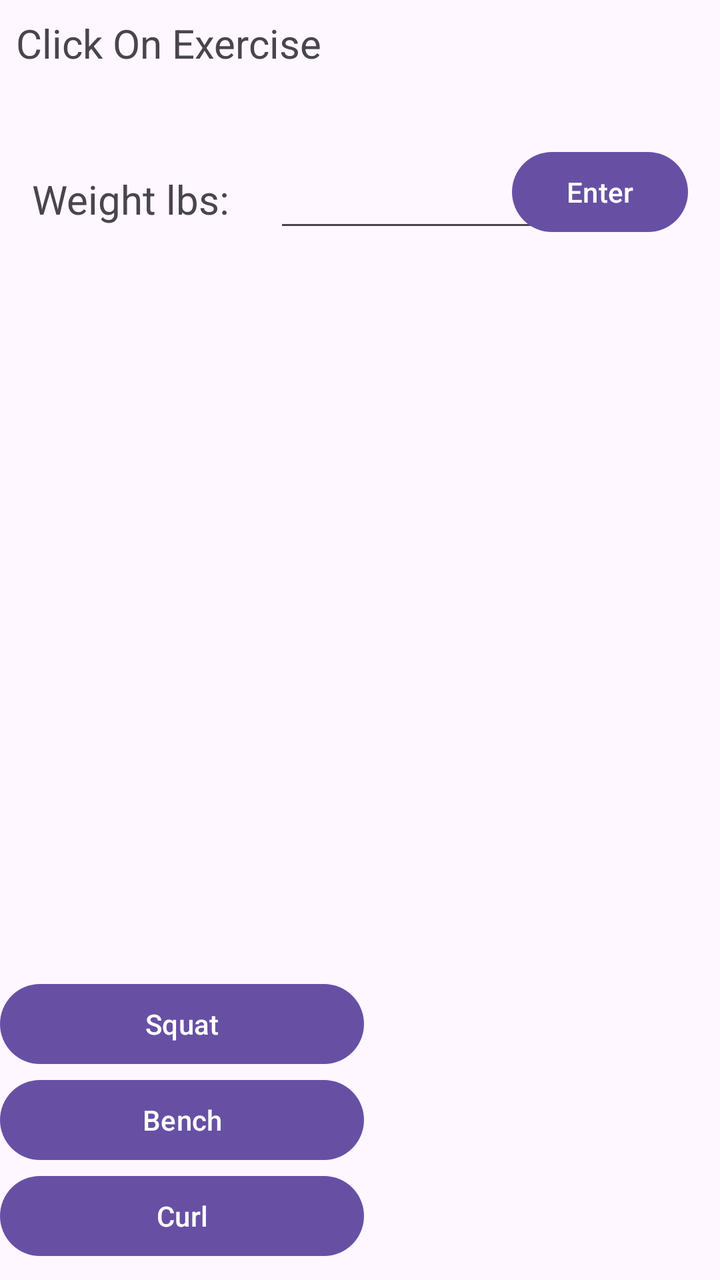
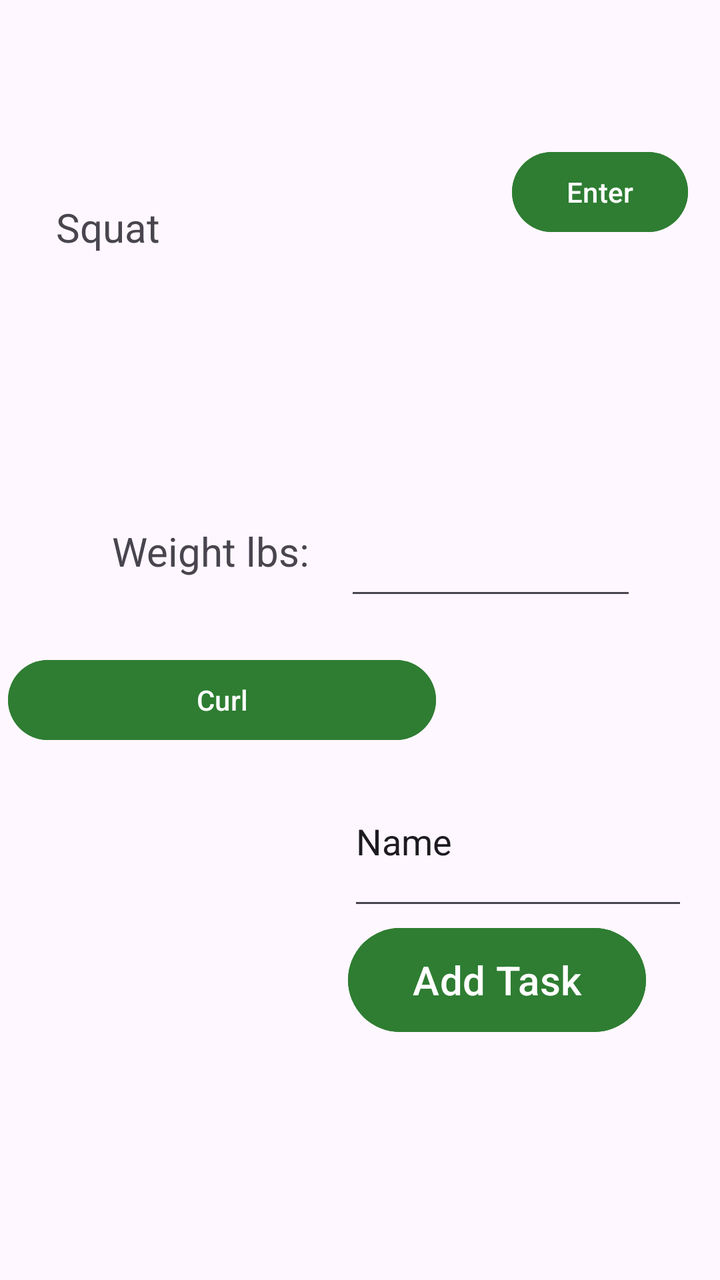

Two renders of the same Android screen: before a commit and after it. Below are the layout's source before the change and the commit's diff.
<!-- AndroidManifest.xml: application theme Theme.Thriveapp -->
<!-- res/layout/activity_goal_tracking.xml -->
<?xml version="1.0" encoding="utf-8"?>
<androidx.constraintlayout.widget.ConstraintLayout xmlns:android="http://schemas.android.com/apk/res/android"
    xmlns:app="http://schemas.android.com/apk/res-auto"
    xmlns:tools="http://schemas.android.com/tools"
    android:id="@+id/main"
    android:layout_width="match_parent"
    android:layout_height="match_parent"
    tools:context=".GoalTracking">

    <ScrollView
        android:layout_width="182dp"
        android:layout_height="0dp"
        android:layout_marginBottom="8dp"
        app:layout_constraintBottom_toBottomOf="parent"
        tools:layout_editor_absoluteX="8dp">

        <LinearLayout
            android:layout_width="match_parent"
            android:layout_height="wrap_content"
            android:orientation="vertical">

            <Button
                android:id="@+id/button2"
                android:layout_width="match_parent"
                android:layout_height="wrap_content"
                android:onClick="ClickedExercise"
                android:text="Squat" />

            <Button
                android:id="@+id/button3"
                android:layout_width="match_parent"
                android:layout_height="wrap_content"
                android:onClick="ClickedExercise"
                android:text="Bench" />

            <Button
                android:id="@+id/button4"
                android:layout_width="match_parent"
                android:layout_height="wrap_content"
                android:onClick="ClickedExercise"
                android:text="Curl" />

        </LinearLayout>
    </ScrollView>

    <TextView
        android:id="@+id/ExerciseName"
        android:layout_width="168dp"
        android:layout_height="38dp"
        android:layout_marginStart="8dp"
        android:layout_marginTop="8dp"
        android:text="Click On Exercise"
        android:textSize="20sp"
        app:layout_constraintStart_toStartOf="parent"
        app:layout_constraintTop_toTopOf="parent" />

    <TextView
        android:id="@+id/textView5"
        android:layout_width="112dp"
        android:layout_height="39dp"
        android:layout_marginStart="16dp"
        android:layout_marginTop="40dp"
        android:text="Weight lbs: "
        android:textSize="20sp"
        app:layout_constraintStart_toStartOf="parent"
        app:layout_constraintTop_toBottomOf="@+id/ExerciseName" />

    <EditText
        android:id="@+id/DataField"
        android:layout_width="146dp"
        android:layout_height="45dp"
        android:layout_marginStart="8dp"
        android:layout_marginTop="76dp"
        android:layout_marginEnd="60dp"
        android:ems="10"
        android:inputType="number"
        app:layout_constraintEnd_toEndOf="parent"
        app:layout_constraintHorizontal_bias="0.064"
        app:layout_constraintStart_toEndOf="@+id/textView5"
        app:layout_constraintTop_toTopOf="parent" />

    <Button
        android:id="@+id/button"
        android:layout_width="wrap_content"
        android:layout_height="wrap_content"
        android:layout_marginTop="72dp"
        android:layout_marginEnd="16dp"
        android:onClick="InformationAdded"
        android:text="Enter"
        android:textColorLink="#02FA13"
        app:layout_constraintEnd_toEndOf="parent"
        app:layout_constraintTop_toTopOf="parent" />

</androidx.constraintlayout.widget.ConstraintLayout>
<!-- resources referenced by this layout -->
<resources>
  <style name="Theme.Thriveapp" parent="Base.Theme.Thriveapp" />
  <style name="Base.Theme.Thriveapp" parent="Theme.Material3.DayNight.NoActionBar">
          
          
      </style>
</resources>

<!-- the commit's change to res/layout/activity_goal_tracking.xml (unified diff, before → after) -->
@@ -8,35 +8,29 @@
     tools:context=".GoalTracking">
 
     <ScrollView
-        android:layout_width="182dp"
-        android:layout_height="0dp"
-        android:layout_marginBottom="8dp"
+        android:id="@+id/constraint"
+        android:layout_width="214dp"
+        android:layout_height="202dp"
+        android:layout_marginStart="4dp"
+        android:layout_marginBottom="112dp"
         app:layout_constraintBottom_toBottomOf="parent"
-        tools:layout_editor_absoluteX="8dp">
+        app:layout_constraintStart_toStartOf="parent">
 
         <LinearLayout
+            android:id="@+id/buttonContainer"
             android:layout_width="match_parent"
             android:layout_height="wrap_content"
-            android:orientation="vertical">
+            android:animateLayoutChanges="true"
+            android:isScrollContainer="true"
+            android:orientation="vertical"
+            android:scrollbarAlwaysDrawVerticalTrack="true"
+            android:scrollbars="vertical">
 
             <Button
-                android:id="@+id/button2"
+                android:id="@+id/button15"
                 android:layout_width="match_parent"
                 android:layout_height="wrap_content"
-                android:onClick="ClickedExercise"
-                android:text="Squat" />
-
-            <Button
-                android:id="@+id/button3"
-                android:layout_width="match_parent"
-                android:layout_height="wrap_content"
-                android:onClick="ClickedExercise"
-                android:text="Bench" />
-
-            <Button
-                android:id="@+id/button4"
-                android:layout_width="match_parent"
-                android:layout_height="wrap_content"
+                android:backgroundTint="@color/primary_green"
                 android:onClick="ClickedExercise"
                 android:text="Curl" />
 
@@ -47,9 +41,9 @@
         android:id="@+id/ExerciseName"
         android:layout_width="168dp"
         android:layout_height="38dp"
-        android:layout_marginStart="8dp"
-        android:layout_marginTop="8dp"
-        android:text="Click On Exercise"
+        android:layout_marginStart="28dp"
+        android:layout_marginTop="100dp"
+        android:text="Squat"
         android:textSize="20sp"
         app:layout_constraintStart_toStartOf="parent"
         app:layout_constraintTop_toTopOf="parent" />
@@ -58,8 +52,8 @@
         android:id="@+id/textView5"
         android:layout_width="112dp"
         android:layout_height="39dp"
-        android:layout_marginStart="16dp"
-        android:layout_marginTop="40dp"
+        android:layout_marginStart="56dp"
+        android:layout_marginTop="124dp"
         android:text="Weight lbs: "
         android:textSize="20sp"
         app:layout_constraintStart_toStartOf="parent"
@@ -70,12 +64,12 @@
         android:layout_width="146dp"
         android:layout_height="45dp"
         android:layout_marginStart="8dp"
-        android:layout_marginTop="76dp"
+        android:layout_marginTop="260dp"
         android:layout_marginEnd="60dp"
         android:ems="10"
         android:inputType="number"
         app:layout_constraintEnd_toEndOf="parent"
-        app:layout_constraintHorizontal_bias="0.064"
+        app:layout_constraintHorizontal_bias="0.172"
         app:layout_constraintStart_toEndOf="@+id/textView5"
         app:layout_constraintTop_toTopOf="parent" />
 
@@ -85,10 +79,45 @@
         android:layout_height="wrap_content"
         android:layout_marginTop="72dp"
         android:layout_marginEnd="16dp"
+        android:backgroundTint="@color/primary_green"
         android:onClick="InformationAdded"
         android:text="Enter"
         android:textColorLink="#02FA13"
         app:layout_constraintEnd_toEndOf="parent"
         app:layout_constraintTop_toTopOf="parent" />
 
+    <LinearLayout
+        android:layout_width="170dp"
+        android:layout_height="246dp"
+        android:layout_marginEnd="16dp"
+        android:layout_marginBottom="16dp"
+        android:orientation="vertical"
+        app:layout_constraintBottom_toBottomOf="parent"
+        app:layout_constraintEnd_toEndOf="parent">
+
+        <EditText
+            android:id="@+id/editTextText"
+            android:layout_width="wrap_content"
+            android:layout_height="wrap_content"
+            android:layout_weight="1"
+            android:ems="10"
+            android:inputType="text"
+            android:text="Name" />
+
+        <Button
+            android:id="@+id/addTaskButton"
+            android:layout_width="149dp"
+            android:layout_height="60dp"
+            android:layout_marginEnd="60dp"
+            android:layout_marginBottom="104dp"
+            android:backgroundTint="@color/primary_green"
+            android:onClick="addTask"
+            android:text="Add Task"
+            android:textAlignment="center"
+            android:textDirection="firstStrong"
+            android:textScaleX="1"
+            android:textSize="20sp" />
+
+    </LinearLayout>
+
 </androidx.constraintlayout.widget.ConstraintLayout>
<!-- resource entries referenced after the edit -->
@@ -1,5 +1,6 @@
 <!-- resources referenced by this layout -->
 <resources>
+  <color name="primary_green">#2E7D32</color>
   <style name="Theme.Thriveapp" parent="Base.Theme.Thriveapp" />
   <style name="Base.Theme.Thriveapp" parent="Theme.Material3.DayNight.NoActionBar">
           
